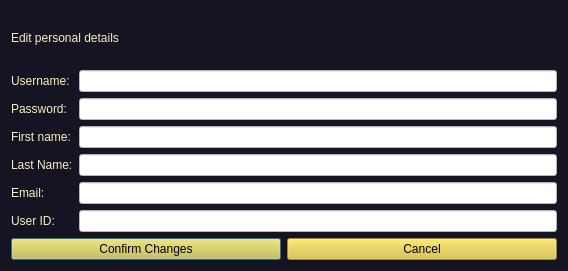
Qt form NewWindowChur/updateuserdetails.ui (jandrealyn/LibraryQtSystem) before a commit.
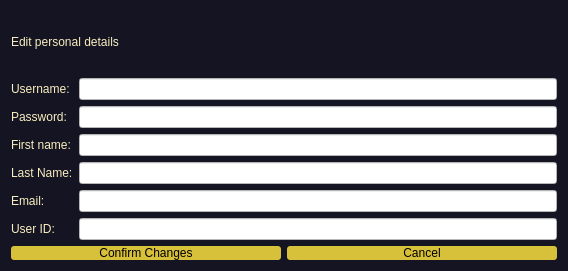
The same form after that commit.

The edit to the form file:
```diff
--- a/NewWindowChur/updateuserdetails.ui
+++ b/NewWindowChur/updateuserdetails.ui
@@ -156,7 +156,8 @@
       <widget class="QPushButton" name="pushButton">
        <property name="styleSheet">
         <string notr="true">background-color: rgb(216, 193, 58);
-border-color: rgb(20, 20, 34);</string>
+border: none;
+border-radius: 3px;</string>
        </property>
        <property name="text">
         <string>Confirm Changes</string>
@@ -167,7 +168,8 @@
       <widget class="QPushButton" name="pushButton_2">
        <property name="styleSheet">
         <string notr="true">background-color: rgb(216, 193, 58);
-border-color: rgb(20, 20, 34);</string>
+border: none;
+border-radius: 3px;</string>
        </property>
        <property name="text">
         <string>Cancel</string>
```
